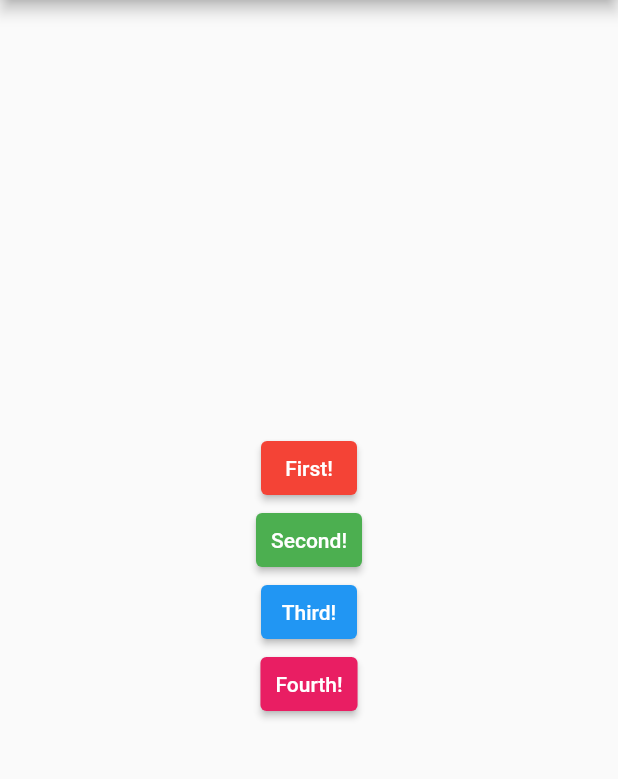
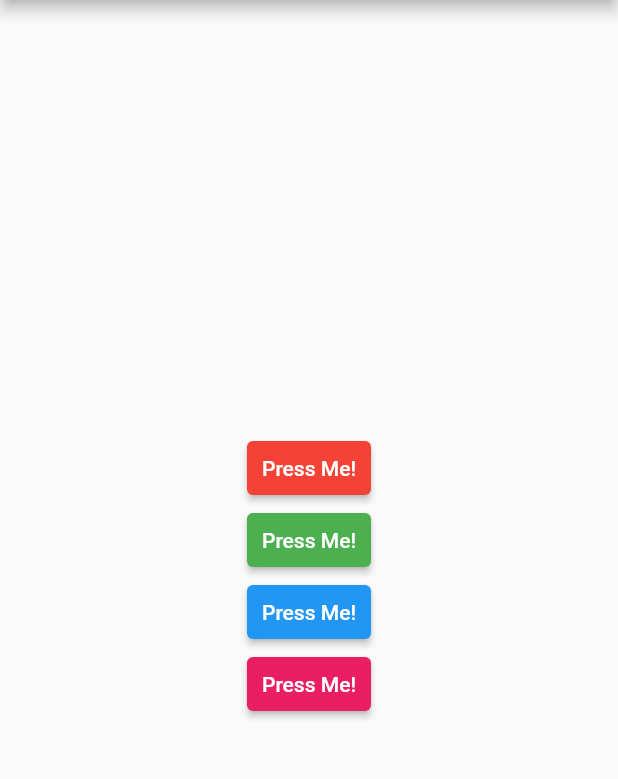
Before and after one commit to sohamjaiswal/lg-demo-app, a Flutter app: the screen it shows after launch, on a phone screen of 412 x 824 dp, the part 84-863 px from its top. Run offline on Flutter 3.47's test engine with Material 2 defaults, Android fonts, the phone set to English and light mode, and no system bars.

Commit message:
feat: dart loops babbyy

```diff
--- a/lib/main.dart
+++ b/lib/main.dart
@@ -6,6 +6,31 @@ void main() {
 
 class LGDemoApp extends StatelessWidget {
   const LGDemoApp({super.key});
+
+  /// Returns 4 butts in various colors!
+  ///
+  List<ElevatedButton> getButts() {
+    List<MaterialColor> buttColors = <MaterialColor>[
+      Colors.red,
+      Colors.green,
+      Colors.blue,
+      Colors.pink
+    ];
+    var butts = <ElevatedButton>[];
+    for (var buttColor in buttColors) {
+      butts.add(
+        ElevatedButton(
+          onPressed: () {},
+          style: ElevatedButton.styleFrom(
+            backgroundColor: buttColor,
+            padding: const EdgeInsets.symmetric(horizontal: 10, vertical: 5),
+          ),
+          child: const Text('Press Me!'),
+        ),
+      );
+    }
+    return butts;
+  }
 
   @override
   Widget build(BuildContext context) {
@@ -19,40 +44,7 @@ class LGDemoApp extends StatelessWidget {
           child: Column(
             mainAxisAlignment: MainAxisAlignment.center,
             crossAxisAlignment: CrossAxisAlignment.center,
-            children: [
-              ElevatedButton(
-                onPressed: () => {},
-                style: ElevatedButton.styleFrom(
-                    backgroundColor: Colors.red,
-                    padding: const EdgeInsets.symmetric(
-                        horizontal: 10, vertical: 5)),
-                child: const Text('First!'),
-              ),
-              ElevatedButton(
-                onPressed: () => {},
-                style: ElevatedButton.styleFrom(
-                    backgroundColor: Colors.green,
-                    padding: const EdgeInsets.symmetric(
-                        horizontal: 10, vertical: 5)),
-                child: const Text('Second!'),
-              ),
-              ElevatedButton(
-                onPressed: () => {},
-                style: ElevatedButton.styleFrom(
-                    backgroundColor: Colors.blue,
-                    padding: const EdgeInsets.symmetric(
-                        horizontal: 10, vertical: 5)),
-                child: const Text('Third!'),
-              ),
-              ElevatedButton(
-                onPressed: () => {},
-                style: ElevatedButton.styleFrom(
-                    backgroundColor: Colors.pink,
-                    padding: const EdgeInsets.symmetric(
-                        horizontal: 10, vertical: 5)),
-                child: const Text('Fourth!'),
-              ),
-            ],
+            children: getButts(),
           ),
         ),
       ),
```
